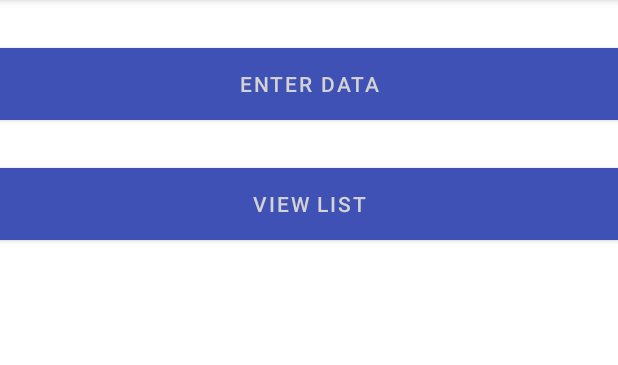
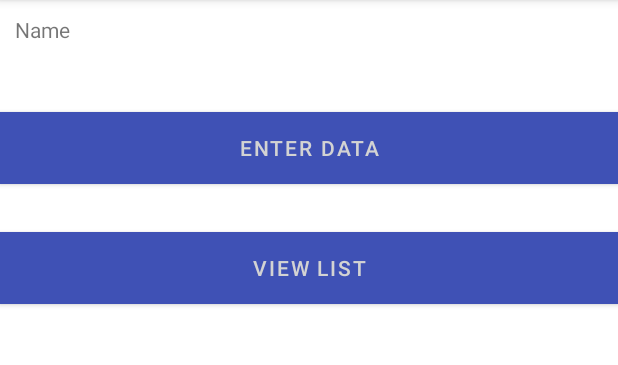
Before and after one commit to madasilva1/Searchable, an Android app: the screen it shows after launch (MainActivity), on a phone screen of 412 x 824 dp, the part 84-449 px from its top. Run offline under Robolectric (Android 15) with nearby library versions, the phone set to English and light mode, and no system bars.

Commit message:
TextView and EditView add

```diff
--- a/app/src/main/java/com/example/wordlistsqlsearchable/DisplayList.java
+++ b/app/src/main/java/com/example/wordlistsqlsearchable/DisplayList.java
@@ -39,16 +39,6 @@ public class DisplayList extends AppCompatActivity {
         // Give the recycler view a default layout manager.
         mRecyclerView.setLayoutManager(new LinearLayoutManager(this));
 
-        Button fab = (Button) findViewById(R.id.fab);
-        fab.setOnClickListener(new View.OnClickListener() {
-            @Override
-            public void onClick(View view) {
-                // Starts empty edit activity.
-                Intent intent = new Intent(getBaseContext(), EditWordActivity.class);
-                startActivity(intent);
-            }
-        });
-
     }
 
     public void onActivityResult(int requestCode, int resultCode, Intent data) {
--- a/app/src/main/java/com/example/wordlistsqlsearchable/MainActivity.java
+++ b/app/src/main/java/com/example/wordlistsqlsearchable/MainActivity.java
@@ -29,17 +29,7 @@ public class MainActivity extends AppCompatActivity {
         super.onCreate(savedInstanceState);
         setContentView(R.layout.activity_main);
 
-      /*  mDB = new WordListOpenHelper(this);
-        // Create recycler view.
-        mRecyclerView = (RecyclerView) findViewById(R.id.recyclerview);
-        // Create an mAdapter and supply the data to be displayed.
-        mAdapter = new WordListAdapter(this, /* mDB.getAllEntries(),*/ /*mDB);/*
-        // Connect the mAdapter with the recycler view.
-        mRecyclerView.setAdapter(mAdapter);
-        // Give the recycler view a default layout manager.
-        mRecyclerView.setLayoutManager(new LinearLayoutManager(this));
-        */
-        // Add a floating action click handler for creating new entries.
+
         Button AddaData = (Button) findViewById(R.id.AddData);
         AddaData.setOnClickListener(new View.OnClickListener() {
             @Override
--- a/app/src/main/res/layout/activity_main.xml
+++ b/app/src/main/res/layout/activity_main.xml
@@ -1,23 +1,28 @@
 <?xml version="1.0" encoding="utf-8"?>
-<LinearLayout
-    xmlns:android="http://schemas.android.com/apk/res/android"
-    xmlns:app="http://schemas.android.com/apk/res-auto"
+
+<LinearLayout xmlns:android="http://schemas.android.com/apk/res/android"
     xmlns:tools="http://schemas.android.com/tools"
     android:layout_width="match_parent"
     android:layout_height="match_parent"
     android:orientation="vertical"
     tools:context=".MainActivity">
 
-
-    <LinearLayout
+    <TextView
         android:layout_width="wrap_content"
         android:layout_height="wrap_content"
-        android:layout_gravity="bottom"
-        android:layout_margin="16dp"
-        android:clickable="true"
-        android:src = "@mipmap/ic_launcher"
-        android:orientation="vertical" />
+        android:text="Name"
+        android:id="@+id/textView"
+        android:layout_marginLeft="10dp"
+        android:layout_marginTop="10dp"
+        />
 
+    <EditText
+        android:layout_width="match_parent"
+        android:layout_height="wrap_content"
+        android:id="@+id/editText_name"
+        android:layout_marginLeft="10dp"
+        android:ems="10"
+        />
     <Button android:id="@+id/AddData"
         android:layout_width="match_parent"
         android:layout_height="wrap_content"
@@ -39,6 +44,4 @@
         android:background="@color/colorPrimary"
         android:text="View list"
         android:textColor="@color/buttonLabel"/>
-
-
 </LinearLayout>
```
Lines whose indentation alone changed are shown as unchanged.
